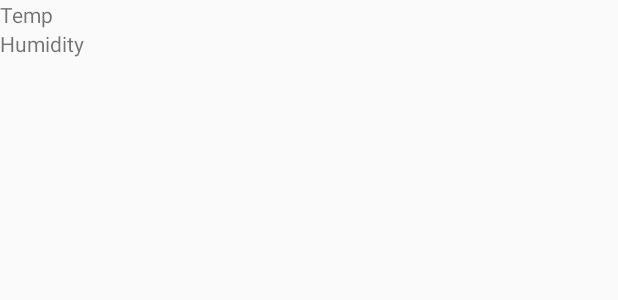
After one commit to jmay24/InternetOfThingsProject, an Android app: the layout model.xml on its own in the app's theme, with its tools: preview values and no code run, on a phone screen of 412 x 824 dp. The commit adds this screen. Shown: the top 300 px of the screen. Run offline under Robolectric (Android 15) with nearby library versions, the light colour scheme and no system bars.

Commit message:
back to basic, reading temp as String

```diff
--- a/app/src/main/java/com/m/j/project/josephmay/Adapter.java
+++ b/app/src/main/java/com/m/j/project/josephmay/Adapter.java
@@ -30,8 +30,8 @@ public class Adapter extends ArrayAdapter<Chat> {
         TextView Temp = (TextView) convertView.findViewById(R.id.Temp);
         TextView Humi = (TextView) convertView.findViewById(R.id.Humi);
         // Populate the data into the template view using the data object
-        Temp.setText((int) chat.getTemp());
-        Humi.setText((int) chat.getHumi());
+        Temp.setText(chat.getTemp());
+        Humi.setText(chat.getHumi());
         // Return the completed view to render on screen
         return convertView;
     }
--- /dev/null
+++ b/app/src/main/res/layout/model.xml
@@ -0,0 +1,17 @@
+<?xml version="1.0" encoding="utf-8"?>
+<LinearLayout xmlns:android="http://schemas.android.com/apk/res/android"
+    android:orientation="vertical" android:layout_width="match_parent"
+    android:layout_height="match_parent">
+
+    <TextView
+        android:text="Temp"
+        android:layout_width="match_parent"
+        android:layout_height="wrap_content"
+        android:id="@+id/temp" />
+
+    <TextView
+        android:text="Humidity"
+        android:layout_width="match_parent"
+        android:layout_height="wrap_content"
+        android:id="@+id/humi" />
+</LinearLayout>
```
Also changed, not shown: app/src/main/java/com/m/j/project/josephmay/Chat.java (+9 -13 lines), app/src/main/java/com/m/j/project/josephmay/CustomAdapter.java (added, +53 -0 lines), app/src/main/java/com/m/j/project/josephmay/FirebaseHelper.java (added, +71 -0 lines), app/src/main/java/com/m/j/project/josephmay/MainActivity.java (+37 -27 lines), app/src/main/java/com/m/j/project/josephmay/UnusedCode.java (+53 -1 lines), app/src/main/res/layout/content_main.xml (added, +10 -0 lines).
